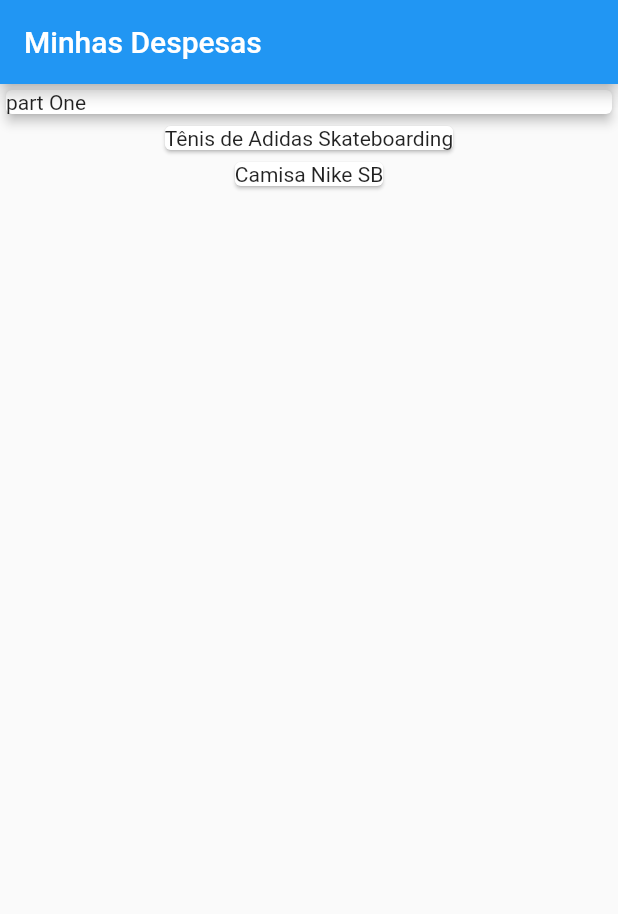
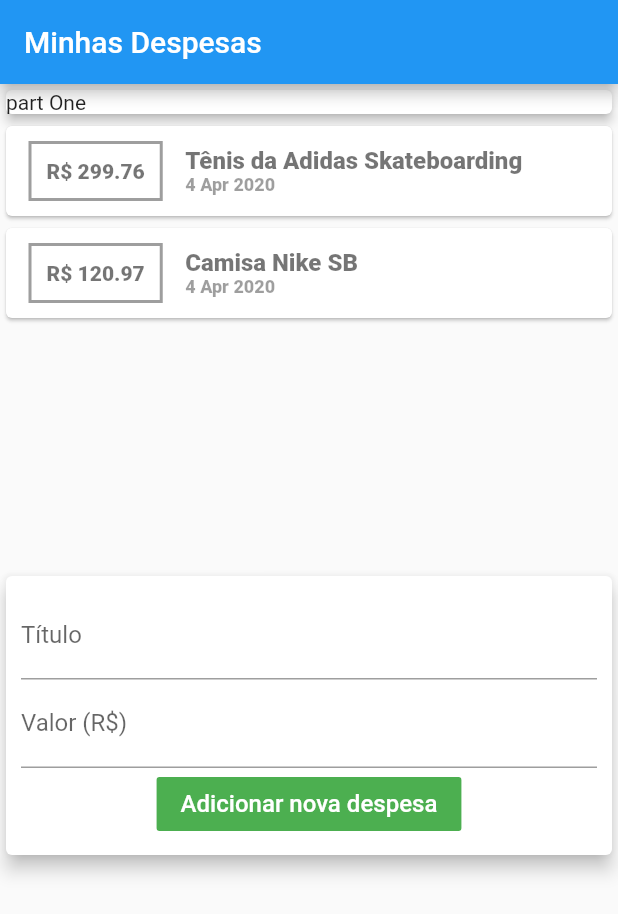
Before and after one commit to hermespedro/flutter-expenses-app, a Flutter app: the screen it shows after launch, on a phone screen of 412 x 824 dp. Shown: the top 914 px of the screen. Run offline on Flutter 3.47's test engine with Material 2 defaults, Android fonts, the phone set to English and light mode, and no system bars.

Commit message:
03 - continuation

```diff
--- /dev/null
+++ b/lib/components/transaction_list.dart
@@ -0,0 +1,72 @@
+import 'package:flutter/material.dart';
+import '../models/transaction.dart';
+import 'package:intl/intl.dart';
+
+
+class TransactionList extends StatelessWidget {
+
+  final List <Transaction> transactions;
+
+  TransactionList(this.transactions);
+
+  @override
+  Widget build(BuildContext context) {
+    return Container(
+      height: 300,
+      child: SingleChildScrollView(
+            child: Column(
+                children: transactions.map((tr) {
+                  return Card(
+                    child: Row(
+                      children: <Widget>[
+                        Container(
+                          margin: EdgeInsets.symmetric(
+                            horizontal: 15,
+                            vertical: 10,
+                          ),
+                          decoration: BoxDecoration(
+                            border: Border.all(
+                              color: Colors.black38,
+                              width: 2
+                            ),
+                          ),
+                          padding: EdgeInsets.all(10),
+                          child: Text(
+                            "R\$ ${tr.value.toStringAsFixed(2)}",
+                            style: TextStyle(
+                              color:Colors.black54,
+                              fontSize: 14,
+                              fontWeight: FontWeight.w800,
+                            ),
+                          ),
+                        ),
+                        Column(
+                          crossAxisAlignment: CrossAxisAlignment.start,
+                          children: <Widget>[
+                            Text(tr.title,
+                            style: TextStyle(
+                              fontWeight: FontWeight.w800,
+                              fontSize: 16,
+                              color: Colors.black54
+                            ),
+                            ),
+                            Text(
+                              DateFormat('d MMM y').format(tr.date),
+                              style: TextStyle(
+                                fontWeight: FontWeight.w800,
+                                color: Colors.black38,
+                                fontSize: 12,
+                              ),
+
+                            ),
+                          ],
+                        ),
+                      ],
+                    ),
+                  );
+                }).toList(),
+              ),
+      ),
+    );
+  }
+}
--- /dev/null
+++ b/lib/components/transactions_form.dart
@@ -0,0 +1,54 @@
+import 'package:flutter/material.dart';
+
+class TransactionsForm extends StatelessWidget {
+
+  final titleController = TextEditingController();
+  final valueController = TextEditingController();
+
+  final void Function (String, double) onSubmit;
+
+  TransactionsForm(this.onSubmit);
+
+  @override
+  Widget build(BuildContext context) {
+    return Card(
+           elevation: 5,
+           child: Padding(
+             padding: const EdgeInsets.all(10),
+             child: Column(
+               children: <Widget>[
+                 TextField(
+                   controller: titleController,
+                   decoration: InputDecoration(
+                     labelText: 'Título',
+                   ),
+                 ),
+                TextField(
+                  controller: valueController,
+                  decoration: InputDecoration(
+                     labelText: 'Valor (R\$) ',
+                   ),
+                ),
+                FlatButton(
+                  onPressed: (){
+                    final title = titleController.text;
+                    final value = double.tryParse(valueController.text) ?? 0.0;
+                    onSubmit(title, value);
+                  },
+                  color: Colors.green
+                  ,
+                  child: Text(
+                    'Adicionar nova despesa',
+                    style: TextStyle(
+                      fontSize: 16,
+                      color: Colors.white,
+                    ),
+
+                  ),
+                ),
+               ],
+             ),
+           ) ,
+         );
+  }
+}
--- /dev/null
+++ b/lib/components/transactions_user.dart
@@ -0,0 +1,51 @@
+import 'dart:math';
+
+import 'package:flutter/material.dart';
+import 'transaction_list.dart';
+import 'transactions_form.dart';
+import '../models/transaction.dart';
+
+class TransactionsUser extends StatefulWidget {
+  @override
+  _TransactionsUserState createState() => _TransactionsUserState();
+}
+
+class _TransactionsUserState extends State<TransactionsUser> {
+  final _transactions = [
+    Transaction(
+      id: 't1',
+      title: 'Tênis da Adidas Skateboarding',
+      value: 299.76,
+      date: DateTime.now(),
+    ),
+    Transaction(
+      id: 't1',
+      title: 'Camisa Nike SB',
+      value: 120.97,
+      date: DateTime.now(),
+    ),
+  ];
+
+  _addTransaction(String title, double value) {
+    final newTransaction = Transaction(
+      id: Random().nextDouble().toString(),
+      title: title,
+      value: value,
+      date: DateTime.now(),
+    );
+
+    setState(() {
+      _transactions.add(newTransaction);
+    });
+  }
+
+  @override
+  Widget build(BuildContext context) {
+    return Column(
+      children: <Widget>[
+        TransactionList(_transactions),
+        TransactionsForm(_addTransaction),
+      ],
+    );
+  }
+}
--- a/lib/main.dart
+++ b/lib/main.dart
@@ -1,5 +1,5 @@
-import 'package:finances_app/models/transaction.dart';
 import 'package:flutter/material.dart';
+import 'components/transactions_user.dart';
 
 void main() => runApp(ExpensesApp());
 
@@ -12,20 +12,9 @@ class ExpensesApp extends StatelessWidget {
 
 class MyHomePage extends StatelessWidget {
 
-  final _transactions = [
-    Transaction(
-      id: 't1',
-      title: 'Tênis de Adidas Skateboarding',
-      value: 299.76,
-      date: DateTime.now(),
-    ),
-     Transaction(
-      id: 't1',
-      title: 'Camisa Nike SB',
-      value: 99.97,
-      date: DateTime.now(),
-    ),
-  ];
+
+
+
 
   @override
   Widget build(BuildContext context) {
@@ -33,9 +22,8 @@ class MyHomePage extends StatelessWidget {
       appBar: AppBar(
         title: Text("Minhas Despesas"),
       ),
-      body: Column(
-        mainAxisAlignment: MainAxisAlignment.start,
-        crossAxisAlignment: CrossAxisAlignment.stretch,
+      body: SingleChildScrollView(
+              child: Column(
           children: <Widget>[
             Container(
               width: double.infinity,
@@ -44,14 +32,9 @@ class MyHomePage extends StatelessWidget {
                 elevation: 3,
               ),
             ),
-          Column(
-            children: _transactions.map((tr) {
-              return Card(
-                child: Text(tr.title),
-              );
-            }).toList(),
+          TransactionsUser(),
+          ],
         ),
-        ],
       ),
     );
   }
--- a/pubspec.yaml
+++ b/pubspec.yaml
@@ -27,7 +27,7 @@ dependencies:
 dev_dependencies:
   flutter_test:
     sdk: flutter
-
+  intl: ^0.16.1
 
 # For information on the generic Dart part of this file, see the
 # following page: https://dart.dev/tools/pub/pubspec
```
Also changed, not shown: pubspec.lock. Lines whose indentation alone changed are shown as unchanged.
